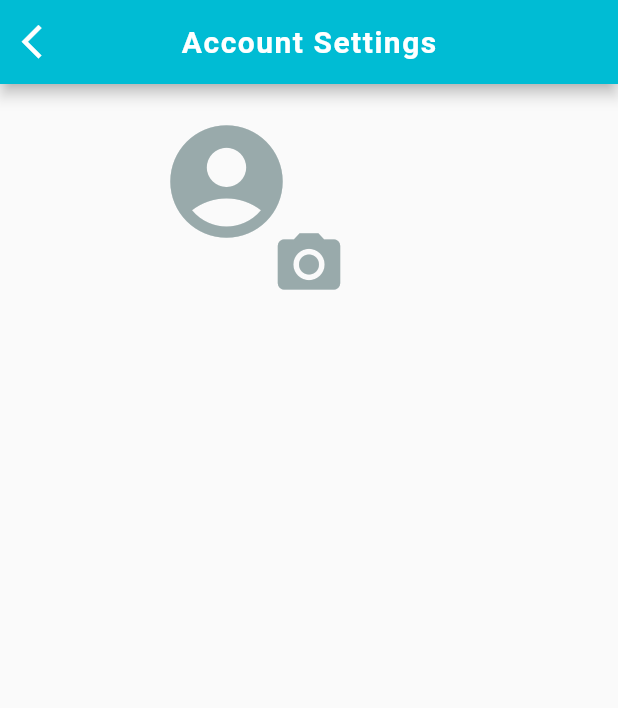
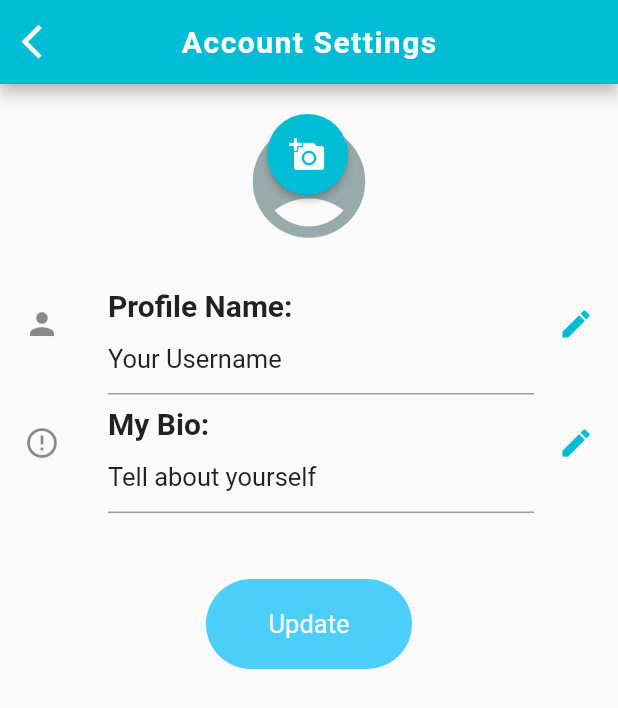
Before and after one commit to singhsduos/Chat_App, a Flutter app: the Settings screen opened directly, on a phone screen of 412 x 824 dp. Shown: the top 708 px of the screen. Run offline on Flutter 3.47's test engine with Material 2 defaults, Android fonts, the light colour scheme and no system bars; our stand-ins replace cached_network_image, cloud_firestore, firebase_auth, firebase_core, firebase_storage, fluttertoast and 5 more; missing offline and left inert: emoji_picker; accounts and stored records are empty; network calls fail.

Commit message:
accounts

```diff
--- a/lib/Views/account_setting.dart
+++ b/lib/Views/account_setting.dart
@@ -14,7 +14,7 @@ class Settings extends StatelessWidget {
   Widget build(BuildContext context) {
     return Scaffold(
       appBar: AppBar(
-         leading: IconButton(
+        leading: IconButton(
           icon: const Icon(
             Icons.arrow_back_ios,
             color: Colors.white,
@@ -31,7 +31,6 @@ class Settings extends StatelessWidget {
             letterSpacing: 1.0,
             color: Colors.white,
           ),
-
         ),
         centerTitle: true,
       ),
@@ -57,7 +56,10 @@ class _SettingScreenState extends State<SettingScreen> {
   String photoUrl = '';
   String aboutMe = '';
   File imageFileAvatar;
+  final FocusNode usernameFocusNode = FocusNode();
+  final FocusNode aboutMeFocusNode = FocusNode();
   bool isLoading = false;
+
   @override
   void initState() {
     super.initState();
@@ -72,7 +74,9 @@ class _SettingScreenState extends State<SettingScreen> {
     aboutMe = preferences.getString('aboutMe');
     createdAt = preferences.getString('createdAt');
 
-    usernameTextEditingController = TextEditingController(text: username);
+    usernameTextEditingController = TextEditingController(
+      text: username,
+    );
     aboutMeTextEditingController = TextEditingController(text: aboutMe);
 
     setState(() {});
@@ -143,24 +147,127 @@ class _SettingScreenState extends State<SettingScreen> {
                                   BorderRadius.all(Radius.circular(125.0)),
                               clipBehavior: Clip.hardEdge,
                             ),
-                      IconButton(
-                        icon: Icon(
-                          Icons.camera_alt,
-                          size: 50.0,
-                          color: Color(0xfff99AAAB),
+                      RawMaterialButton(
+                        shape: CircleBorder(),
+                        padding: EdgeInsets.all(15.0),
+                        elevation: 2.0,
+                        child: Icon(
+                          Icons.add_a_photo,
+                          color: Colors.white,
                         ),
+                        fillColor: Colors.cyan,
+                        splashColor: Colors.transparent,
                         onPressed: getImage,
-                        padding: EdgeInsets.all(0.0),
-                        splashColor: Colors.transparent,
-                        highlightColor: Colors.transparent,
-                        iconSize: 200.0,
                       ),
                     ],
                   ),
                 ),
                 width: double.infinity,
                 margin: EdgeInsets.all(20.0),
-              )
+              ),
+              //Input fields
+              Column(
+                children: <Widget>[
+                  Padding(
+                    padding: EdgeInsets.all(1.0),
+                    child:
+                        isLoading ? CircularProgressIndicator() : Container(),
+                  ),
+                  //Username
+                  Container(
+                    alignment: Alignment.topLeft,
+                    child: ListTile(
+                      leading: Icon(Icons.person),
+                      trailing: Icon(
+                        Icons.edit,
+                        color: Colors.cyan,
+                      ),
+                      title: Text(
+                        'Profile Name: ',
+                        style: TextStyle(
+                            fontWeight: FontWeight.bold,
+                            color: Colors.black87,
+                            fontSize: 20),
+                      ),
+
+                      //username
+                      subtitle: TextField(
+                        decoration: InputDecoration(
+                          hintText: "Your Username",
+                          // contentPadding: EdgeInsets.all(5.0),
+                          hintStyle: TextStyle(
+                              fontWeight: FontWeight.normal,
+                              color: Colors.black87,
+                              fontSize: 17),
+                        ),
+                        controller: usernameTextEditingController,
+                        onChanged: (value) {
+                          username = value;
+                        },
+                        focusNode: usernameFocusNode,
+                      ),
+                    ),
+                    //  margin: EdgeInsets.only(right: 0.0),
+                  ),
+                  // aboutMe -userBio
+                  Container(
+                    alignment: Alignment.topLeft,
+                    child: ListTile(
+                      leading: Icon(Icons.error_outline_outlined),
+                      trailing: Icon(
+                        Icons.edit,
+                        color: Colors.cyan,
+                      ),
+                      title: Text(
+                        'My Bio: ',
+                        style: TextStyle(
+                            fontWeight: FontWeight.bold,
+                            color: Colors.black87,
+                            fontSize: 20),
+                      ),
+
+                      //username
+                      subtitle: TextField(
+                        decoration: InputDecoration(
+                          hintText: "Tell about yourself",
+                          // contentPadding: EdgeInsets.all(5.0),
+                          hintStyle: TextStyle(
+                              fontWeight: FontWeight.normal,
+                              color: Colors.black87,
+                              fontSize: 17),
+                        ),
+                        controller: aboutMeTextEditingController,
+                        onChanged: (value) {
+                          aboutMe = value;
+                        },
+                        focusNode: aboutMeFocusNode,
+                      ),
+                    ),
+                    //  margin: EdgeInsets.only(right: 0.0),
+                  ),
+                ],
+                crossAxisAlignment: CrossAxisAlignment.start,
+              ),
+              //update Button
+              SizedBox(
+                height: 40,
+              ),
+              InkWell(
+                // splashColor: Colors.blue,
+                highlightColor: Colors.transparent,
+                onTap: () => print('clicked'),
+                child: Container(
+                  alignment: Alignment.center,
+                  width: MediaQuery.of(context).size.width/3.0,
+                  padding: EdgeInsets.all(20),
+                  decoration: BoxDecoration(
+                    color: const Color(0xfff4BCFFA),
+                    borderRadius: BorderRadius.all(Radius.circular(80.0)),
+                  ),
+                  child: Text('Update',
+                      style: TextStyle(color: Colors.white, fontSize: 17)),
+                ),
+              ),
             ],
           ),
         )
--- a/lib/Views/drawer.dart
+++ b/lib/Views/drawer.dart
@@ -1,5 +1,6 @@
 import 'dart:io';
 
+import 'package:ChatApp/modal/user.dart';
 import 'package:shared_preferences/shared_preferences.dart';
 import 'package:google_sign_in/google_sign_in.dart';
 import 'package:firebase_auth/firebase_auth.dart';
@@ -17,6 +18,7 @@ class SideDrawer extends StatefulWidget {
 }
 
 class _SideDrawerState extends State<SideDrawer> {
+  // Users users;
   bool isDarkTheme = false;
   SharedPreferences preferences;
   String username = '';
@@ -49,6 +51,8 @@ class _SideDrawerState extends State<SideDrawer> {
     void _changeTheme(BuildContext buildContext, MyThemeKeys key) {
       CustomTheme.instanceOf(buildContext).changeTheme(key);
     }
+
+    User user = FirebaseAuth.instance.currentUser;
 
     // void _initPrefs() async {
     //   if (prefs == null) prefs = await SharedPreferences.getInstance();
@@ -85,7 +89,11 @@ class _SideDrawerState extends State<SideDrawer> {
                 ),
               ),
               currentAccountPicture: CircleAvatar(
-                backgroundImage: CachedNetworkImageProvider(photoUrl),
+                backgroundColor: Colors.black,
+                backgroundImage:
+                    //  photoUrl==null
+                    // ? AssetImage('images/placeHolder.jpg'):
+                    CachedNetworkImageProvider(photoUrl),
               ),
               decoration: BoxDecoration(color: Colors.cyan),
             ),
--- a/lib/Views/signIn.dart
+++ b/lib/Views/signIn.dart
@@ -126,6 +126,7 @@ class _SignInState extends State<SignIn> {
           'createdAt': DateTime.now().millisecondsSinceEpoch.toString(),
           'chattingWith': null,
           'email': user.email,
+          'aboutMe': 'Hey there! I am using ChaTooApp',
         });
 
         // Write data to local
@@ -140,6 +141,7 @@ class _SignInState extends State<SignIn> {
         await prefs.setString('username', '${documents[0].data()['username']}');
         await prefs.setString('photoUrl', '${documents[0].data()['photoUrl']}');
         await prefs.setString('email', '${documents[0].data()['email']}');
+        await prefs.setString('aboutMe', '${documents[0].data()['aboutMe']}');
       }
       Fluttertoast.showToast(msg: "SignIn successful");
       this.setState(() {
@@ -150,7 +152,8 @@ class _SignInState extends State<SignIn> {
           context,
           MaterialPageRoute<MaterialPageRoute>(
               builder: (BuildContext context) => ChatRoom(uid: user.uid)));
-    };
+    }
+    ;
   }
 
   bool _obscureText = true;
```
Also changed, not shown: images/placeHolder.jpg (added). Lines whose indentation alone changed are shown as unchanged.
